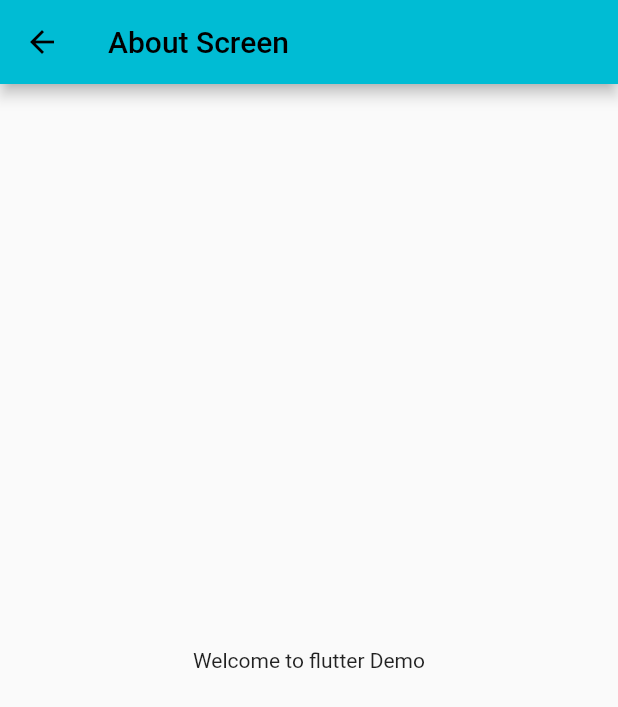
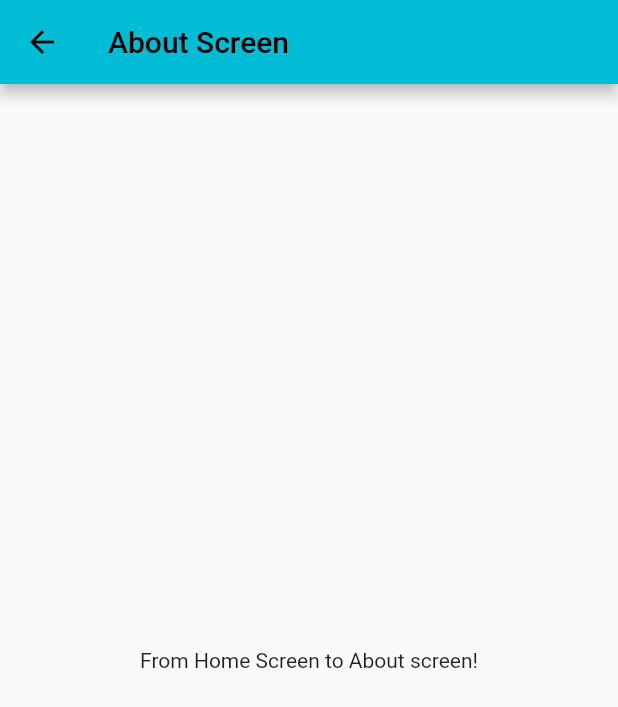
Before and after one commit to kilimaj/flutter_demo, a Flutter app: the screen it shows after launch, after a tap on "Go to About Screen", on a phone screen of 412 x 824 dp. Shown: the top 707 px of the screen. Run offline on Flutter 3.47's test engine with Material 2 defaults, Android fonts, the phone set to English and light mode, and no system bars.

Commit message:
Navigating to Screens - Part 2 - passing data to another screen

```diff
--- a/lib/about.dart
+++ b/lib/about.dart
@@ -1,16 +1,17 @@
 import 'package:flutter/material.dart';
 
 class About extends StatelessWidget {
-  const About({super.key});
+  const About({super.key, required this.title});
+  final String title;
 
   @override
   Widget build(BuildContext context) {
     return Scaffold(
       appBar: AppBar(
-        title: Text("About Screen"),
+        title: const Text("About Screen"),
       ),
-      body: const Center(
-        child: Text("Welcome to flutter Demo"),
+      body: Center(
+        child: Text(this.title),
       ),
     );
   }
--- a/lib/home.dart
+++ b/lib/home.dart
@@ -20,7 +20,7 @@ class _HomeState extends State<Home> {
         ElevatedButton(
           onPressed: () {
             Navigator.push(context, MaterialPageRoute(builder: (context) {
-              return About();
+              return About(title: "From Home Screen to About screen!");
             }));
           },
           child: const Text("Go to About Screen"),
```
